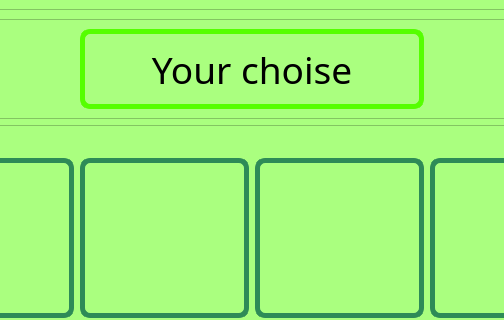
Qt form ui_files/game.ui (amirdianov/QT-memory-project) before a commit; both pictures show x 298 to 802 and y 0 to 320 of the 1100 by 830 pixel window.
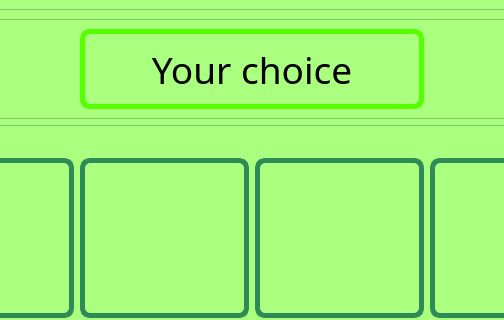
The same form after that commit. Icons and pictures are not drawn.

Diff of the .ui file:
```diff
--- a/ui_files/game.ui
+++ b/ui_files/game.ui
@@ -664,7 +664,7 @@
 border-radius: 10px;</string>
               </property>
               <property name="text">
-               <string>Your choise</string>
+               <string>Your choice</string>
               </property>
               <property name="alignment">
                <set>Qt::AlignCenter</set>
```
Left out of the diff: 2 changed lines with no effect on the pictures.
